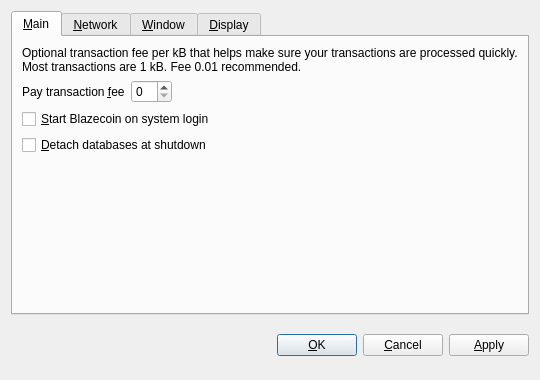
Old version of the form src/qt/forms/optionsdialog.ui in the repository wpstudio/blazecoin.
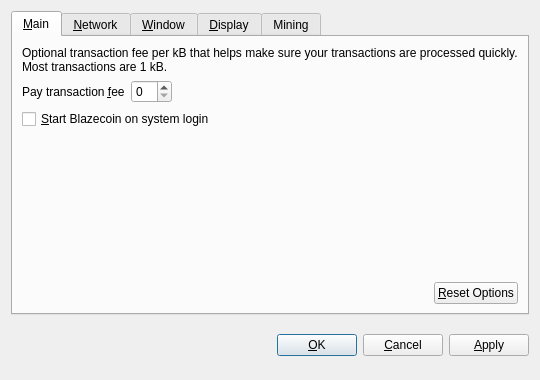
New version of the form. The open tabs and pages were chosen to show the change. Custom widgets are drawn as their Qt base class.

What changed in the file:
```diff
--- a/src/qt/forms/optionsdialog.ui
+++ b/src/qt/forms/optionsdialog.ui
@@ -33,7 +33,7 @@
        <item>
         <widget class="QLabel" name="transactionFeeInfoLabel">
          <property name="text">
-          <string>Optional transaction fee per kB that helps make sure your transactions are processed quickly. Most transactions are 1 kB. Fee 0.01 recommended.</string>
+          <string>Optional transaction fee per kB that helps make sure your transactions are processed quickly. Most transactions are 1 kB.</string>
          </property>
          <property name="textFormat">
           <enum>Qt::PlainText</enum>
@@ -86,16 +86,6 @@
          </property>
         </widget>
        </item>
-       <item>
-        <widget class="QCheckBox" name="detachDatabases">
-         <property name="toolTip">
-          <string>Detach block and address databases at shutdown. This means they can be moved to another data directory, but it slows down shutdown. The wallet is always detached.</string>
-         </property>
-         <property name="text">
-          <string>&amp;Detach databases at shutdown</string>
-         </property>
-        </widget>
-       </item>
        <item>
         <spacer name="verticalSpacer_Main">
          <property name="orientation">
@@ -109,6 +99,36 @@
          </property>
         </spacer>
        </item>
+       <item>
+        <layout class="QHBoxLayout" name="horizontalLayout_2_Main">
+         <item>
+          <spacer name="horizontalSpacer_2_Main">
+           <property name="orientation">
+            <enum>Qt::Horizontal</enum>
+           </property>
+           <property name="sizeHint" stdset="0">
+            <size>
+             <width>40</width>
+             <height>20</height>
+            </size>
+           </property>
+          </spacer>
+         </item>
+         <item>
+          <widget class="QPushButton" name="resetButton">
+           <property name="toolTip">
+            <string>Reset all client options to default.</string>
+           </property>
+           <property name="text">
+            <string>&amp;Reset Options</string>
+           </property>
+           <property name="autoDefault">
+            <bool>false</bool>
+           </property>
+          </widget>
+         </item>
+        </layout>
+       </item>
       </layout>
      </widget>
      <widget class="QWidget" name="tabNetwork">
@@ -358,6 +378,36 @@
        </item>
       </layout>
      </widget>
+     <widget class="QWidget" name="tabMining">
+      <attribute name="title">
+       <string>Mining</string>
+      </attribute>
+      <layout class="QVBoxLayout" name="verticalLayout_Display">
+       <item>
+        <widget class="QCheckBox" name="autoMining">
+         <property name="toolTip">
+          <string/>
+         </property>
+         <property name="text">
+          <string>&amp;Start mining Blazecoins on application start</string>
+         </property>
+        </widget>
+       </item>
+       <item>
+        <spacer name="verticalSpacer_Mining">
+         <property name="orientation">
+          <enum>Qt::Vertical</enum>
+         </property>
+         <property name="sizeHint" stdset="0">
+          <size>
+           <width>20</width>
+           <height>40</height>
+          </size>
+         </property>
+        </spacer>
+       </item>
+      </layout>
+     </widget>
     </widget>
    </item>
    <item>
@@ -448,18 +498,19 @@
   <customwidget>
    <class>BitcoinAmountField</class>
    <extends>QSpinBox</extends>
-   <header>bitcoinamountfield.h</header>
-  </customwidget>
-  <customwidget>
-   <class>QValueComboBox</class>
-   <extends>QComboBox</extends>
-   <header>qvaluecombobox.h</header>
+   <header>blazecoinamountfield.h</header>
+   <container>1</container>
   </customwidget>
   <customwidget>
    <class>QValidatedLineEdit</class>
    <extends>QLineEdit</extends>
    <header>qvalidatedlineedit.h</header>
   </customwidget>
+  <customwidget>
+   <class>QValueComboBox</class>
+   <extends>QComboBox</extends>
+   <header>qvaluecombobox.h</header>
+  </customwidget>
  </customwidgets>
  <resources/>
  <connections/>
```
Left out of the diff: 18 changed lines with no effect on the pictures.
